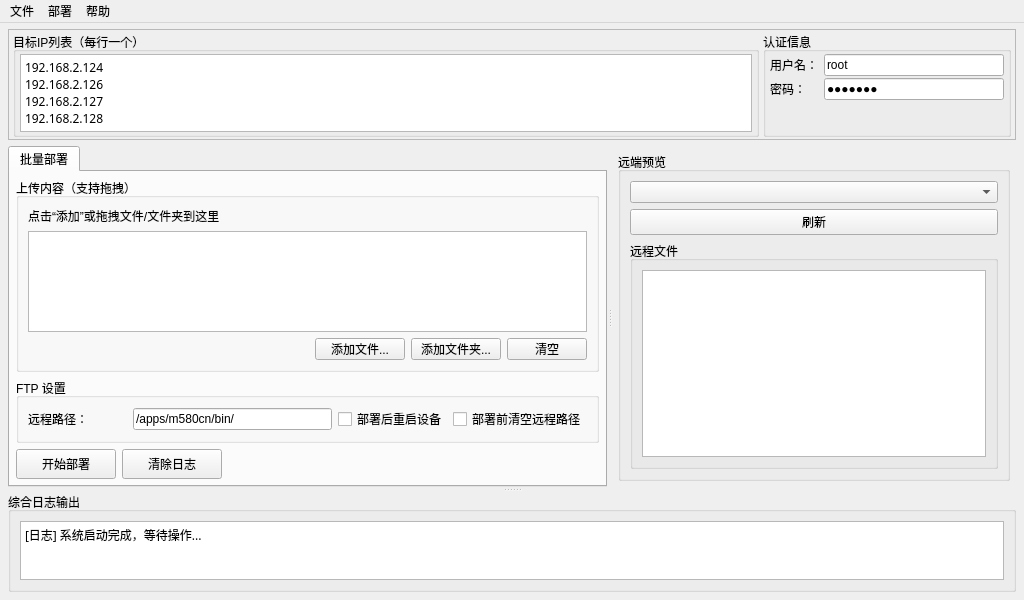
The window that DeployMaster.ui (turnarond/QtDeployMaster) describes before a commit, drawn with Qt 5.
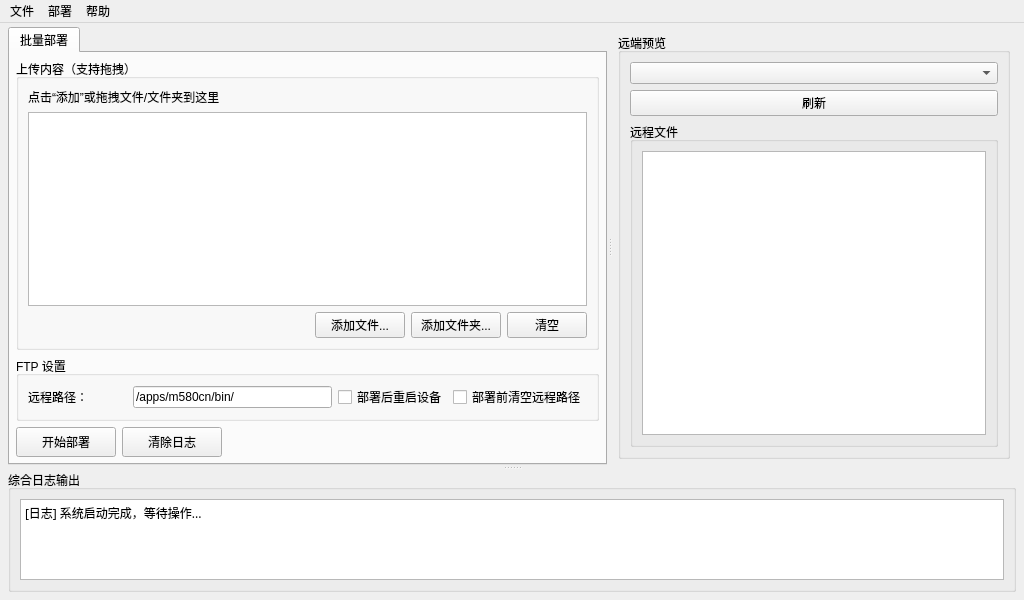
The same window after the commit. Icons and pictures are not drawn. Custom widgets are drawn as their Qt base class.

Commit message:
refactor: 移除冗余 IP 列表面板，设备管理统一到 DeviceBusWidget
变更：
- DeployMaster.ui: 删除 frame_commonConfig（groupBox_ipList + groupBox_auth），
  由 DeviceBusWidget 统一提供设备管理+凭证输入
- DeviceBusWidget: 新增 user()/password() getter
- DeployMaster: getTargetIPs/getTargetIPList → 从 DeviceBusWidget 获取
  getFtpUser/getFtpPass → 从 DeviceBusWidget 获取
- 移除后约 80px 垂直空间释放给日志区

Diff of the .ui file:
```diff
--- a/DeployMaster.ui
+++ b/DeployMaster.ui
@@ -15,12 +15,12 @@
    <string>DeployMaster - FTP &amp; Telnet 批量运维工具</string>
   </property>
   <widget class="QWidget" name="centralwidget">
-   <layout class="QVBoxLayout" name="verticalLayout" stretch="1,4">
+   <layout class="QVBoxLayout" name="verticalLayout">
     <property name="leftMargin">
      <number>8</number>
     </property>
     <property name="topMargin">
-     <number>6</number>
+     <number>4</number>
     </property>
     <property name="rightMargin">
      <number>8</number>
@@ -29,155 +29,9 @@
      <number>8</number>
     </property>
     <property name="spacing">
-     <number>6</number>
+     <number>4</number>
     </property>
-    <item>
-     <widget class="QFrame" name="frame_commonConfig">
-      <property name="sizePolicy">
-       <sizepolicy hsizetype="Preferred" vsizetype="Preferred">
-        <horstretch>0</horstretch>
-        <verstretch>0</verstretch>
-       </sizepolicy>
-      </property>
-      <property name="frameShape">
-       <enum>QFrame::Shape::StyledPanel</enum>
-      </property>
-      <layout class="QHBoxLayout" name="horizontalLayout_common" stretch="3,1">
-       <property name="spacing">
-        <number>4</number>
-       </property>
-       <property name="leftMargin">
-        <number>4</number>
-       </property>
-       <property name="topMargin">
-        <number>2</number>
-       </property>
-       <property name="rightMargin">
-        <number>4</number>
-       </property>
-       <property name="bottomMargin">
-        <number>2</number>
-       </property>
-       <item>
-        <widget class="QGroupBox" name="groupBox_ipList">
-         <property name="title">
-         <string>目标IP列表（每行一个）</string>
-        </property>
-        <layout class="QVBoxLayout" name="verticalLayout_ipList">
-         <property name="spacing">
-          <number>2</number>
-         </property>
-         <property name="leftMargin">
-          <number>4</number>
-         </property>
-         <property name="topMargin">
-          <number>2</number>
-         </property>
-         <property name="rightMargin">
-          <number>4</number>
-         </property>
-         <property name="bottomMargin">
-          <number>2</number>
-         </property>
-         <item>
-          <widget class="QTextEdit" name="txt_ipList">
-           <property name="sizePolicy">
-            <sizepolicy hsizetype="Expanding" vsizetype="Expanding">
-             <horstretch>0</horstretch>
-             <verstretch>0</verstretch>
-            </sizepolicy>
-           </property>
-           <property name="minimumSize">
-            <size>
-             <width>0</width>
-             <height>60</height>
-            </size>
-           </property>
-            <property name="font">
-             <font>
-              <family>Microsoft YaHei</family>
-              <pointsize>9</pointsize>
-             </font>
-            </property>
-            <property name="lineWrapMode">
-             <enum>QTextEdit::LineWrapMode::NoWrap</enum>
-            </property>
-            <property name="plainText">
-             <string>192.168.2.124
-192.168.2.126
-192.168.2.127
-192.168.2.128</string>
-            </property>
-           </widget>
-          </item>
-         </layout>
-        </widget>
-       </item>
-       <item>
-        <widget class="QGroupBox" name="groupBox_auth">
-         <property name="title">
-          <string>认证信息</string>
-         </property>
-         <layout class="QFormLayout" name="formLayout_auth">
-          <property name="fieldGrowthPolicy">
-           <enum>QFormLayout::FieldGrowthPolicy::AllNonFixedFieldsGrow</enum>
-          </property>
-          <property name="rowWrapPolicy">
-           <enum>QFormLayout::RowWrapPolicy::DontWrapRows</enum>
-          </property>
-          <property name="verticalSpacing">
-           <number>2</number>
-          </property>
-          <property name="leftMargin">
-           <number>4</number>
-          </property>
-          <property name="topMargin">
-           <number>2</number>
-          </property>
-          <property name="rightMargin">
-           <number>4</number>
-          </property>
-          <property name="bottomMargin">
-           <number>2</number>
-          </property>
-          <item row="0" column="0">
-           <widget class="QLabel" name="label_user">
-            <property name="text">
-             <string>用户名：</string>
-            </property>
-           </widget>
-          </item>
-          <item row="0" column="1">
-           <widget class="QLineEdit" name="txt_user">
-            <property name="text">
-             <string>root</string>
-            </property>
-           </widget>
-          </item>
-          <item row="1" column="0">
-           <widget class="QLabel" name="label_pass">
-            <property name="text">
-             <string>密码：</string>
-            </property>
-           </widget>
-          </item>
-          <item row="1" column="1">
-           <widget class="QLineEdit" name="txt_pass">
-            <property name="text">
-             <string>SE-2025</string>
-            </property>
-            <property name="echoMode">
-             <enum>QLineEdit::EchoMode::Password</enum>
-            </property>
-           </widget>
-          </item>
-
-         </layout>
-        </widget>
-       </item>
-      </layout>
-     </widget>
-    </item>
+    <!-- frame_commonConfig（IP列表+认证）已移除，由 DeviceBusWidget 替代 -->
     <item>
      <widget class="QSplitter" name="splitter_log">
       <property name="orientation">
```
The commit also changes 6 other files.
